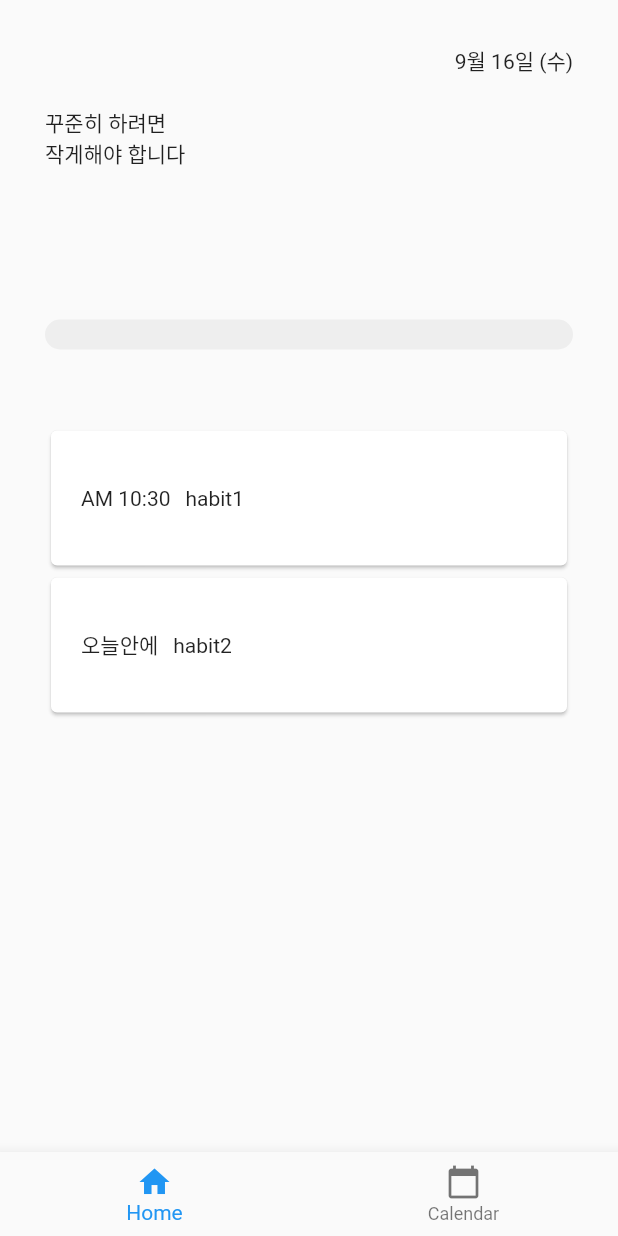
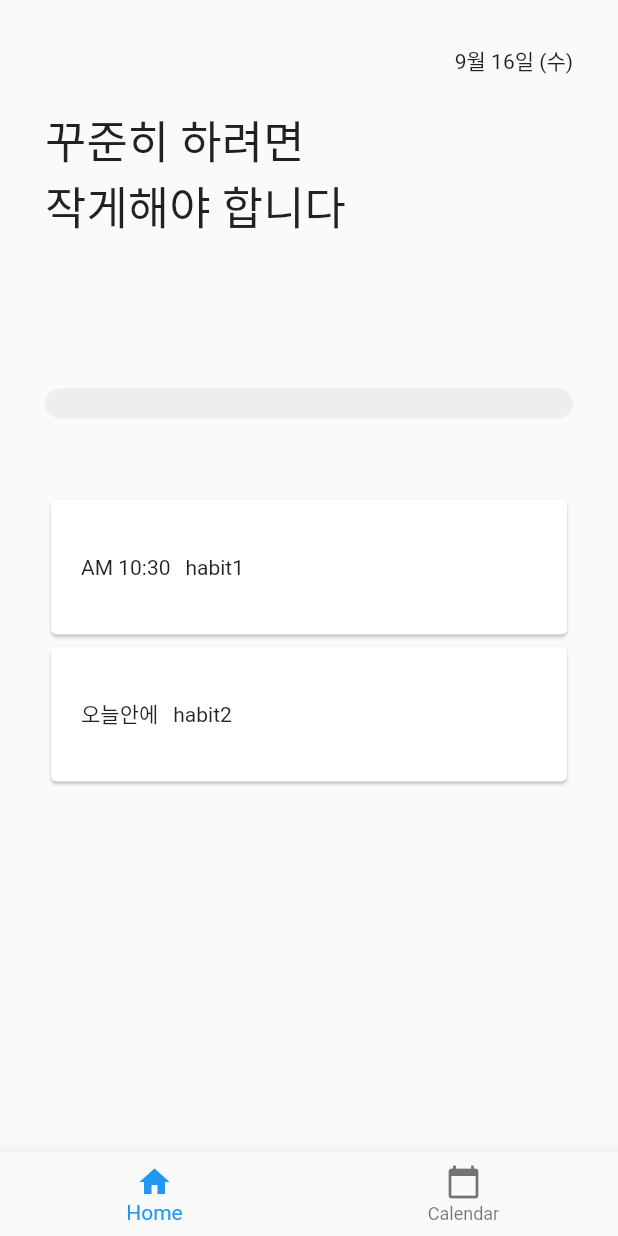
Before and after one commit to Psunu/HabitCalendar, a Flutter app: the screen it shows after launch, on a phone screen of 412 x 824 dp. Run offline on Flutter 3.47's test engine with Material 2 defaults, Android fonts, the phone set to English and light mode, and no system bars; our stand-ins replace get, sqflite; accounts and stored records are empty.

Commit message:
Add home page

```diff
--- a/habit_calendar/lib/views/today_habit.dart
+++ b/habit_calendar/lib/views/today_habit.dart
@@ -24,6 +24,9 @@ class TodayHabit extends StatelessWidget {
               ),
               const Text(
                 '꾸준히 하려면\n작게해야 합니다',
+                style: TextStyle(
+                  fontSize: 30.0,
+                ),
               ),
               const SizedBox(
                 height: 100.0,
```
